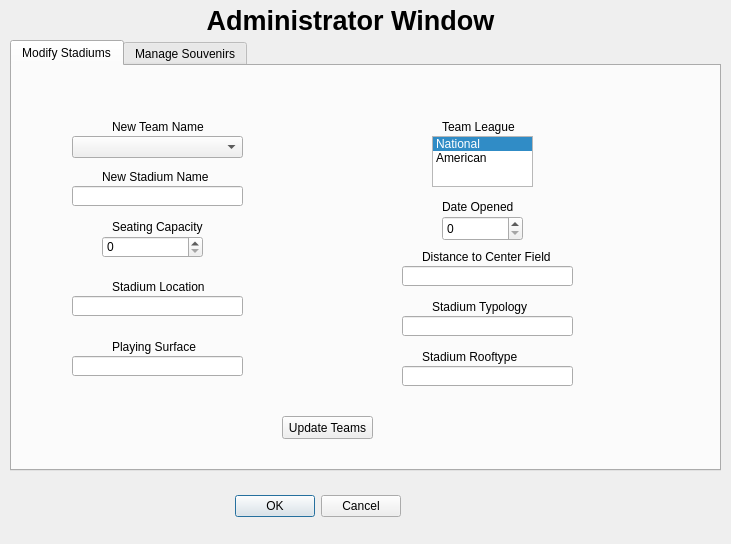
This is BaseballTour/admin.ui in ethanl21/BaseballTour as Qt 5 draws it before an edit. The edited form follows.
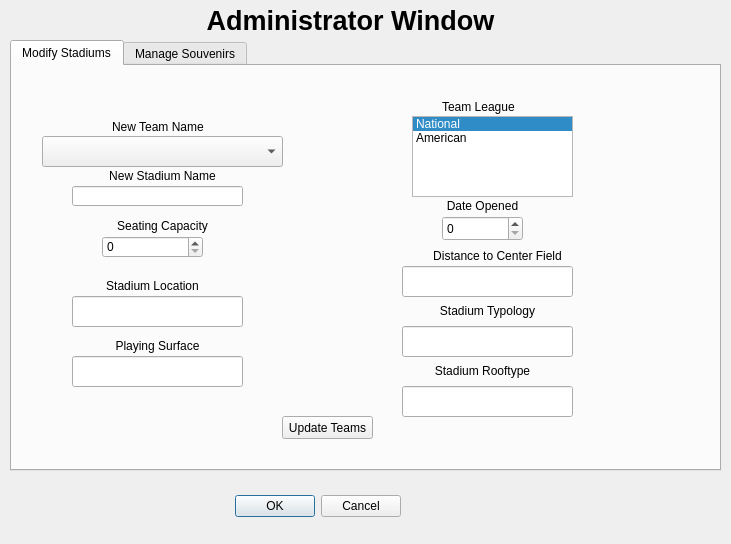
This is the edited form. The open tabs and pages were chosen to show the change.

Diff of the .ui file:
```diff
--- a/BaseballTour/admin.ui
+++ b/BaseballTour/admin.ui
@@ -90,14 +90,14 @@
     <widget class="QLabel" name="stadiumName_label">
      <property name="geometry">
       <rect>
-       <x>90</x>
+       <x>60</x>
        <y>100</y>
-       <width>131</width>
+       <width>181</width>
        <height>21</height>
       </rect>
      </property>
      <property name="text">
-      <string>New Stadium Name</string>
+      <string>&lt;html&gt;&lt;head/&gt;&lt;body&gt;&lt;p align=&quot;center&quot;&gt;New Stadium Name&lt;/p&gt;&lt;/body&gt;&lt;/html&gt;</string>
      </property>
     </widget>
     <widget class="QLineEdit" name="stadiumName_field">
@@ -113,14 +113,14 @@
     <widget class="QLabel" name="seatingCapacity_label">
      <property name="geometry">
       <rect>
-       <x>100</x>
+       <x>70</x>
        <y>150</y>
-       <width>101</width>
+       <width>161</width>
        <height>21</height>
       </rect>
      </property>
      <property name="text">
-      <string>Seating Capacity</string>
+      <string>&lt;html&gt;&lt;head/&gt;&lt;body&gt;&lt;p align=&quot;center&quot;&gt;Seating Capacity&lt;/p&gt;&lt;/body&gt;&lt;/html&gt;</string>
      </property>
     </widget>
     <widget class="QDoubleSpinBox" name="seatingCapacity">
@@ -142,14 +142,14 @@
     <widget class="QLabel" name="stadiumLocation_label">
      <property name="geometry">
       <rect>
-       <x>100</x>
+       <x>20</x>
        <y>210</y>
-       <width>101</width>
+       <width>241</width>
        <height>21</height>
       </rect>
      </property>
      <property name="text">
-      <string>Stadium Location</string>
+      <string>&lt;html&gt;&lt;head/&gt;&lt;body&gt;&lt;p align=&quot;center&quot;&gt;Stadium Location&lt;/p&gt;&lt;/body&gt;&lt;/html&gt;</string>
      </property>
     </widget>
     <widget class="QLineEdit" name="stadiumLocation_field">
@@ -158,21 +158,21 @@
        <x>60</x>
        <y>230</y>
        <width>171</width>
-       <height>20</height>
+       <height>31</height>
       </rect>
      </property>
     </widget>
     <widget class="QLabel" name="playingSurface_label">
      <property name="geometry">
       <rect>
-       <x>100</x>
+       <x>30</x>
        <y>270</y>
-       <width>101</width>
+       <width>231</width>
        <height>21</height>
       </rect>
      </property>
      <property name="text">
-      <string>Playing Surface</string>
+      <string>&lt;html&gt;&lt;head/&gt;&lt;body&gt;&lt;p align=&quot;center&quot;&gt;Playing Surface&lt;/p&gt;&lt;/body&gt;&lt;/html&gt;</string>
      </property>
     </widget>
     <widget class="QLineEdit" name="playingSurface_field">
@@ -181,7 +181,7 @@
        <x>60</x>
        <y>290</y>
        <width>171</width>
-       <height>20</height>
+       <height>31</height>
       </rect>
      </property>
     </widget>
@@ -189,7 +189,7 @@
      <property name="geometry">
       <rect>
        <x>430</x>
-       <y>50</y>
+       <y>30</y>
        <width>101</width>
        <height>21</height>
       </rect>
@@ -201,10 +201,10 @@
     <widget class="QListWidget" name="listWidget">
      <property name="geometry">
       <rect>
-       <x>420</x>
-       <y>70</y>
-       <width>101</width>
-       <height>51</height>
+       <x>400</x>
+       <y>50</y>
+       <width>161</width>
+       <height>81</height>
       </rect>
      </property>
      <property name="currentRow">
@@ -224,27 +224,27 @@
     <widget class="QLabel" name="dateOpened_label">
      <property name="geometry">
       <rect>
-       <x>430</x>
+       <x>380</x>
        <y>130</y>
-       <width>101</width>
+       <width>181</width>
        <height>21</height>
       </rect>
      </property>
      <property name="text">
-      <string>Date Opened</string>
+      <string>&lt;html&gt;&lt;head/&gt;&lt;body&gt;&lt;p align=&quot;center&quot;&gt;Date Opened&lt;/p&gt;&lt;/body&gt;&lt;/html&gt;</string>
      </property>
     </widget>
     <widget class="QLabel" name="distanceCenter_label">
      <property name="geometry">
       <rect>
-       <x>410</x>
+       <x>360</x>
        <y>180</y>
-       <width>141</width>
+       <width>251</width>
        <height>21</height>
       </rect>
      </property>
      <property name="text">
-      <string>Distance to Center Field</string>
+      <string>&lt;html&gt;&lt;head/&gt;&lt;body&gt;&lt;p align=&quot;center&quot;&gt;Distance to Center Field&lt;/p&gt;&lt;/body&gt;&lt;/html&gt;</string>
      </property>
     </widget>
     <widget class="QLineEdit" name="distance_field">
@@ -253,53 +253,53 @@
        <x>390</x>
        <y>200</y>
        <width>171</width>
-       <height>20</height>
+       <height>31</height>
       </rect>
      </property>
     </widget>
     <widget class="QLabel" name="stadiumTopology_label">
      <property name="geometry">
       <rect>
-       <x>420</x>
+       <x>370</x>
        <y>230</y>
-       <width>111</width>
-       <height>21</height>
+       <width>211</width>
+       <height>31</height>
       </rect>
      </property>
      <property name="text">
-      <string>Stadium Typology</string>
+      <string>&lt;html&gt;&lt;head/&gt;&lt;body&gt;&lt;p align=&quot;center&quot;&gt;Stadium Typology&lt;/p&gt;&lt;/body&gt;&lt;/html&gt;</string>
      </property>
     </widget>
     <widget class="QLineEdit" name="typology_field">
      <property name="geometry">
       <rect>
        <x>390</x>
-       <y>250</y>
+       <y>260</y>
        <width>171</width>
-       <height>20</height>
+       <height>31</height>
       </rect>
      </property>
     </widget>
     <widget class="QLabel" name="stadiumRooftype_label">
      <property name="geometry">
       <rect>
-       <x>410</x>
-       <y>280</y>
-       <width>101</width>
-       <height>21</height>
+       <x>370</x>
+       <y>290</y>
+       <width>201</width>
+       <height>31</height>
       </rect>
      </property>
      <property name="text">
-      <string>Stadium Rooftype</string>
+      <string>&lt;html&gt;&lt;head/&gt;&lt;body&gt;&lt;p align=&quot;center&quot;&gt;Stadium Rooftype&lt;/p&gt;&lt;/body&gt;&lt;/html&gt;</string>
      </property>
     </widget>
     <widget class="QLineEdit" name="roof_field">
      <property name="geometry">
       <rect>
        <x>390</x>
-       <y>300</y>
+       <y>320</y>
        <width>171</width>
-       <height>20</height>
+       <height>31</height>
       </rect>
      </property>
     </widget>
@@ -319,10 +319,10 @@
     <widget class="QComboBox" name="comboBox">
      <property name="geometry">
       <rect>
-       <x>60</x>
+       <x>30</x>
        <y>70</y>
-       <width>171</width>
-       <height>22</height>
+       <width>241</width>
+       <height>31</height>
       </rect>
      </property>
     </widget>
```
Left out of the diff: 4 changed lines with no effect on the pictures.
